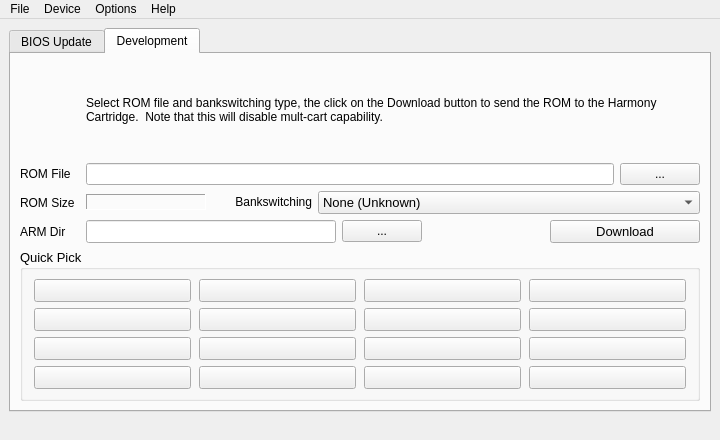
Above: harmonycartwindow.ui from sa666666/harmonycart before the change. Below: the same form after it.
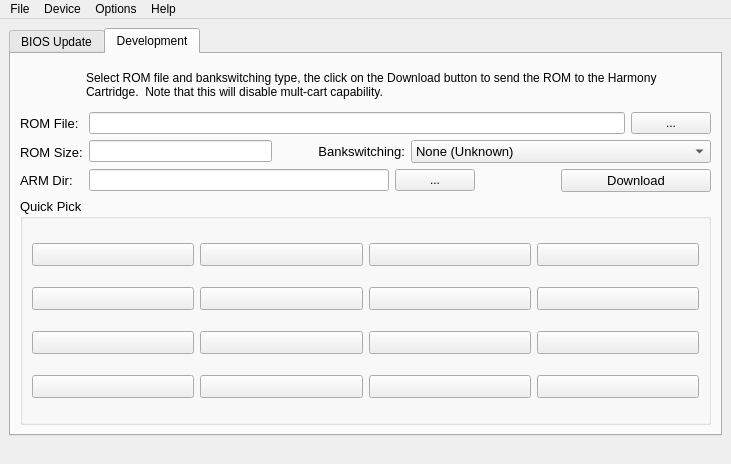
That is the form after the change. The open tabs and pages were chosen to show the change. Icons and pictures are not drawn.

Commit message: Fixed (hopefully) the cutoff text in the UI.

```diff
--- a/harmonycartwindow.ui
+++ b/harmonycartwindow.ui
@@ -6,34 +6,16 @@
    <rect>
     <x>0</x>
     <y>0</y>
-    <width>720</width>
-    <height>440</height>
+    <width>731</width>
+    <height>464</height>
    </rect>
   </property>
   <property name="sizePolicy">
-   <sizepolicy hsizetype="Fixed" vsizetype="Fixed">
+   <sizepolicy hsizetype="Preferred" vsizetype="Preferred">
     <horstretch>0</horstretch>
     <verstretch>0</verstretch>
    </sizepolicy>
   </property>
-  <property name="minimumSize">
-   <size>
-    <width>720</width>
-    <height>440</height>
-   </size>
-  </property>
-  <property name="maximumSize">
-   <size>
-    <width>720</width>
-    <height>440</height>
-   </size>
-  </property>
-  <property name="baseSize">
-   <size>
-    <width>720</width>
-    <height>440</height>
-   </size>
-  </property>
   <property name="windowTitle">
    <string>Harmony Programming Tool</string>
   </property>
@@ -45,21 +27,21 @@
    <bool>false</bool>
   </property>
   <widget class="QWidget" name="centralwidget">
+   <property name="sizePolicy">
+    <sizepolicy hsizetype="Expanding" vsizetype="Expanding">
+     <horstretch>0</horstretch>
+     <verstretch>0</verstretch>
+    </sizepolicy>
+   </property>
    <layout class="QGridLayout" name="gridLayout">
     <item row="0" column="0">
      <widget class="QTabWidget" name="tabWidget">
       <property name="sizePolicy">
-       <sizepolicy hsizetype="Minimum" vsizetype="Expanding">
+       <sizepolicy hsizetype="Expanding" vsizetype="Expanding">
         <horstretch>0</horstretch>
         <verstretch>0</verstretch>
        </sizepolicy>
       </property>
-      <property name="minimumSize">
-       <size>
-        <width>701</width>
-        <height>0</height>
-       </size>
-      </property>
       <property name="currentIndex">
        <number>0</number>
       </property>
@@ -460,10 +442,7 @@
        <attribute name="title">
         <string>Development</string>
        </attribute>
-       <layout class="QVBoxLayout" name="verticalLayout">
-        <property name="spacing">
-         <number>6</number>
-        </property>
+       <layout class="QVBoxLayout" name="verticalLayout_4">
         <item>
          <layout class="QHBoxLayout" name="horizontalLayout">
           <item>
@@ -490,12 +469,6 @@
           </item>
           <item>
            <widget class="QLabel" name="label_2">
-            <property name="minimumSize">
-             <size>
-              <width>600</width>
-              <height>0</height>
-             </size>
-            </property>
             <property name="font">
              <font>
               <pointsize>9</pointsize>
@@ -515,46 +488,60 @@
          </layout>
         </item>
         <item>
-         <layout class="QHBoxLayout" name="horizontalLayout_2">
+         <layout class="QHBoxLayout" name="horizontalLayout_8">
+          <item>
+           <layout class="QVBoxLayout" name="verticalLayout">
           <item>
            <widget class="QLabel" name="label_3">
-            <property name="minimumSize">
-             <size>
-              <width>60</width>
-              <height>0</height>
-             </size>
-            </property>
-            <property name="maximumSize">
-             <size>
-              <width>60</width>
-              <height>16777215</height>
-             </size>
-            </property>
             <property name="font">
              <font>
-              <pointsize>9</pointsize>
+                <pointsize>10</pointsize>
               <kerning>false</kerning>
              </font>
             </property>
             <property name="text">
-             <string>ROM File</string>
+               <string>ROM File:</string>
             </property>
            </widget>
           </item>
+            <item>
+             <widget class="QLabel" name="label_4">
+              <property name="font">
+               <font>
+                <pointsize>10</pointsize>
+               </font>
+              </property>
+              <property name="text">
+               <string>ROM Size:</string>
+              </property>
+             </widget>
+            </item>
+            <item>
+             <widget class="QLabel" name="label_5">
+              <property name="font">
+               <font>
+                <pointsize>10</pointsize>
+               </font>
+              </property>
+              <property name="text">
+               <string>ARM Dir:</string>
+              </property>
+             </widget>
+            </item>
+           </layout>
+          </item>
+          <item>
+           <layout class="QVBoxLayout" name="verticalLayout_3">
+            <item>
+             <layout class="QHBoxLayout" name="horizontalLayout_2">
           <item>
            <widget class="QLineEdit" name="romFileEdit">
             <property name="sizePolicy">
-             <sizepolicy hsizetype="Expanding" vsizetype="Fixed">
+                 <sizepolicy hsizetype="MinimumExpanding" vsizetype="Fixed">
               <horstretch>0</horstretch>
               <verstretch>0</verstretch>
              </sizepolicy>
             </property>
-            <property name="maximumSize">
-             <size>
-              <width>592</width>
-              <height>29</height>
-             </size>
-            </property>
             <property name="toolTip">
              <string>Copy and paste a single-load ROM image.</string>
             </property>
@@ -581,78 +568,49 @@
         <item>
          <layout class="QHBoxLayout" name="horizontalLayout_3">
           <item>
-           <widget class="QLabel" name="label_4">
-            <property name="minimumSize">
-             <size>
-              <width>60</width>
-              <height>0</height>
-             </size>
-            </property>
-            <property name="maximumSize">
-             <size>
-              <width>60</width>
-              <height>16777215</height>
-             </size>
-            </property>
-            <property name="font">
-             <font>
-              <pointsize>9</pointsize>
-             </font>
-            </property>
-            <property name="text">
-             <string>ROM Size</string>
-            </property>
-           </widget>
-          </item>
-          <item>
-           <widget class="QLabel" name="romSizeLabel">
+               <widget class="QLineEdit" name="romSizeLabel">
             <property name="sizePolicy">
-             <sizepolicy hsizetype="Fixed" vsizetype="Fixed">
+                 <sizepolicy hsizetype="MinimumExpanding" vsizetype="Fixed">
               <horstretch>0</horstretch>
               <verstretch>0</verstretch>
              </sizepolicy>
             </property>
-            <property name="minimumSize">
+                <property name="readOnly">
+                 <bool>true</bool>
+                </property>
+               </widget>
+              </item>
+              <item>
+               <spacer name="horizontalSpacer_2">
+                <property name="orientation">
+                 <enum>Qt::Horizontal</enum>
+                </property>
+                <property name="sizeType">
+                 <enum>QSizePolicy::Preferred</enum>
+                </property>
+                <property name="sizeHint" stdset="0">
              <size>
-              <width>120</width>
-              <height>0</height>
-             </size>
-            </property>
-            <property name="toolTip">
-             <string>Size of the chosen ROM image.</string>
-            </property>
-            <property name="frameShape">
-             <enum>QFrame::Panel</enum>
-            </property>
-            <property name="frameShadow">
-             <enum>QFrame::Sunken</enum>
-            </property>
-            <property name="text">
-             <string/>
-            </property>
-           </widget>
+                  <width>40</width>
+                  <height>20</height>
+                 </size>
+                </property>
+               </spacer>
           </item>
           <item>
            <widget class="QLabel" name="label_6">
             <property name="sizePolicy">
-             <sizepolicy hsizetype="Fixed" vsizetype="Fixed">
+                 <sizepolicy hsizetype="Preferred" vsizetype="Preferred">
               <horstretch>0</horstretch>
               <verstretch>0</verstretch>
              </sizepolicy>
             </property>
-            <property name="minimumSize">
-             <size>
-              <width>100</width>
-              <height>0</height>
-             </size>
-            </property>
             <property name="font">
              <font>
-              <pointsize>9</pointsize>
+                  <pointsize>10</pointsize>
              </font>
             </property>
             <property name="text">
-             <string>Bankswitching</string>
+                 <string>Bankswitching:</string>
             </property>
             <property name="alignment">
              <set>Qt::AlignRight|Qt::AlignTrailing|Qt::AlignVCenter</set>
@@ -661,9 +619,15 @@
           </item>
           <item>
            <widget class="QComboBox" name="romBSType">
+                <property name="sizePolicy">
+                 <sizepolicy hsizetype="Expanding" vsizetype="Fixed">
+                  <horstretch>0</horstretch>
+                  <verstretch>0</verstretch>
+                 </sizepolicy>
+                </property>
             <property name="minimumSize">
              <size>
-              <width>200</width>
+                  <width>300</width>
               <height>0</height>
              </size>
             </property>
@@ -819,50 +783,20 @@
         </item>
         <item>
          <layout class="QHBoxLayout" name="horizontalLayout_4">
-          <item>
-           <widget class="QLabel" name="label_5">
-            <property name="minimumSize">
-             <size>
-              <width>60</width>
-              <height>0</height>
-             </size>
-            </property>
-            <property name="maximumSize">
-             <size>
-              <width>60</width>
-              <height>16777215</height>
-             </size>
-            </property>
-            <property name="font">
-             <font>
-              <pointsize>9</pointsize>
-             </font>
-            </property>
-            <property name="text">
-             <string>ARM Dir</string>
-            </property>
-           </widget>
-          </item>
           <item>
            <widget class="QLineEdit" name="armpathFileEdit">
             <property name="sizePolicy">
-             <sizepolicy hsizetype="Expanding" vsizetype="Fixed">
+                 <sizepolicy hsizetype="MinimumExpanding" vsizetype="Fixed">
               <horstretch>0</horstretch>
               <verstretch>0</verstretch>
              </sizepolicy>
             </property>
             <property name="minimumSize">
              <size>
-              <width>250</width>
+                  <width>300</width>
               <height>0</height>
              </size>
             </property>
-            <property name="maximumSize">
-             <size>
-              <width>592</width>
-              <height>29</height>
-             </size>
-            </property>
             <property name="toolTip">
              <string>Copy and paste the location of the 'ARM' files
 for single-load ROM images.</string>
@@ -923,8 +857,18 @@
           </item>
          </layout>
         </item>
+           </layout>
+          </item>
+         </layout>
+        </item>
         <item>
          <widget class="QGroupBox" name="groupBox">
+          <property name="sizePolicy">
+           <sizepolicy hsizetype="Expanding" vsizetype="Expanding">
+            <horstretch>0</horstretch>
+            <verstretch>0</verstretch>
+           </sizepolicy>
+          </property>
           <property name="font">
            <font>
             <pointsize>10</pointsize>
@@ -933,24 +877,23 @@
           <property name="title">
            <string>Quick Pick</string>
           </property>
+          <layout class="QHBoxLayout" name="horizontalLayout_9">
+           <item>
           <layout class="QGridLayout" name="gridLayout_2">
+             <property name="sizeConstraint">
+              <enum>QLayout::SetDefaultConstraint</enum>
+             </property>
            <item row="0" column="0">
             <widget class="QPushButton" name="qp1Button">
              <property name="enabled">
               <bool>true</bool>
              </property>
              <property name="sizePolicy">
-              <sizepolicy hsizetype="Fixed" vsizetype="Fixed">
+                <sizepolicy hsizetype="Preferred" vsizetype="Fixed">
                <horstretch>0</horstretch>
                <verstretch>0</verstretch>
               </sizepolicy>
              </property>
-             <property name="minimumSize">
-              <size>
-               <width>157</width>
-               <height>0</height>
-              </size>
-             </property>
              <property name="contextMenuPolicy">
               <enum>Qt::DefaultContextMenu</enum>
              </property>
@@ -966,17 +909,11 @@
            <item row="0" column="1">
             <widget class="QPushButton" name="qp2Button">
              <property name="sizePolicy">
-              <sizepolicy hsizetype="Fixed" vsizetype="Fixed">
+                <sizepolicy hsizetype="Preferred" vsizetype="Fixed">
                <horstretch>0</horstretch>
                <verstretch>0</verstretch>
               </sizepolicy>
              </property>
-             <property name="minimumSize">
-              <size>
-               <width>157</width>
-               <height>0</height>
-              </size>
-             </property>
              <property name="toolTip">
               <string>Right-click to select ROM Image.
 Left-click to use the chosen ROM.</string>
@@ -989,17 +926,11 @@
            <item row="0" column="2">
             <widget class="QPushButton" name="qp3Button">
              <property name="sizePolicy">
-              <sizepolicy hsizetype="Fixed" vsizetype="Fixed">
+                <sizepolicy hsizetype="Preferred" vsizetype="Fixed">
                <horstretch>0</horstretch>
                <verstretch>0</verstretch>
               </sizepolicy>
              </property>
-             <property name="minimumSize">
-              <size>
-               <width>157</width>
-               <height>0</height>
-              </size>
-             </property>
              <property name="toolTip">
               <string>Right-click to select ROM Image.
 Left-click to use the chosen ROM.</string>
@@ -1012,17 +943,11 @@
            <item row="0" column="3">
             <widget class="QPushButton" name="qp4Button">
              <property name="sizePolicy">
-              <sizepolicy hsizetype="Fixed" vsizetype="Fixed">
+                <sizepolicy hsizetype="Preferred" vsizetype="Fixed">
                <horstretch>0</horstretch>
                <verstretch>0</verstretch>
               </sizepolicy>
              </property>
-             <property name="minimumSize">
-              <size>
-               <width>157</width>
-               <height>0</height>
-              </size>
-             </property>
              <property name="toolTip">
               <string>Right-click to select ROM Image.
 Left-click to use the chosen ROM.</string>
@@ -1034,6 +959,12 @@
            </item>
            <item row="1" column="0">
             <widget class="QPushButton" name="qp5Button">
+               <property name="sizePolicy">
+                <sizepolicy hsizetype="Preferred" vsizetype="Fixed">
+                 <horstretch>0</horstretch>
+                 <verstretch>0</verstretch>
+                </sizepolicy>
+               </property>
              <property name="toolTip">
               <string>Right-click to select ROM Image.
 Left-click to use the chosen ROM.</string>
@@ -1045,6 +976,12 @@
            </item>
            <item row="1" column="1">
             <widget class="QPushButton" name="qp6Button">
+               <property name="sizePolicy">
+                <sizepolicy hsizetype="Preferred" vsizetype="Fixed">
+                 <horstretch>0</horstretch>
+                 <verstretch>0</verstretch>
+                </sizepolicy>
+               </property>
              <property name="toolTip">
               <string>Right-click to select ROM Image.
 Left-click to use the chosen ROM.</string>
@@ -1056,6 +993,12 @@
            </item>
            <item row="1" column="2">
             <widget class="QPushButton" name="qp7Button">
+               <property name="sizePolicy">
+                <sizepolicy hsizetype="Preferred" vsizetype="Fixed">
+                 <horstretch>0</horstretch>
+                 <verstretch>0</verstretch>
+                </sizepolicy>
+               </property>
              <property name="toolTip">
               <string>Right-click to select ROM Image.
 Left-click to use the chosen ROM.</string>
@@ -1067,6 +1010,12 @@
            </item>
            <item row="1" column="3">
             <widget class="QPushButton" name="qp8Button">
+               <property name="sizePolicy">
+                <sizepolicy hsizetype="Preferred" vsizetype="Fixed">
+                 <horstretch>0</horstretch>
+                 <verstretch>0</verstretch>
+                </sizepolicy>
+               </property>
              <property name="toolTip">
               <string>Right-click to select ROM Image.
 Left-click to use the chosen ROM.</string>
@@ -1078,6 +1027,12 @@
            </item>
            <item row="2" column="0">
             <widget class="QPushButton" name="qp9Button">
+               <property name="sizePolicy">
+                <sizepolicy hsizetype="Preferred" vsizetype="Fixed">
+                 <horstretch>0</horstretch>
+                 <verstretch>0</verstretch>
+                </sizepolicy>
+               </property>
              <property name="toolTip">
               <string>Right-click to select ROM Image.
 Left-click to use the chosen ROM.</string>
@@ -1089,6 +1044,12 @@
            </item>
            <item row="2" column="1">
             <widget class="QPushButton" name="qp10Button">
+               <property name="sizePolicy">
+                <sizepolicy hsizetype="Preferred" vsizetype="Fixed">
+                 <horstretch>0</horstretch>
+                 <verstretch>0</verstretch>
+                </sizepolicy>
+               </property>
              <property name="toolTip">
               <string>Right-click to select ROM Image.
 Left-click to use the chosen ROM.</string>
@@ -1100,6 +1061,12 @@
            </item>
            <item row="2" column="2">
             <widget class="QPushButton" name="qp11Button">
+               <property name="sizePolicy">
+                <sizepolicy hsizetype="Preferred" vsizetype="Fixed">
+                 <horstretch>0</horstretch>
+                 <verstretch>0</verstretch>
+                </sizepolicy>
+               </property>
              <property name="toolTip">
               <string>Right-click to select ROM Image.
 Left-click to use the chosen ROM.</string>
@@ -1111,6 +1078,12 @@
            </item>
            <item row="2" column="3">
             <widget class="QPushButton" name="qp12Button">
+               <property name="sizePolicy">
+                <sizepolicy hsizetype="Preferred" vsizetype="Fixed">
+                 <horstretch>0</horstretch>
+                 <verstretch>0</verstretch>
+                </sizepolicy>
+               </property>
              <property name="toolTip">
               <string>Right-click to select ROM Image.
 Left-click to use the chosen ROM.</string>
@@ -1122,6 +1095,12 @@
            </item>
            <item row="3" column="0">
             <widget class="QPushButton" name="qp13Button">
+               <property name="sizePolicy">
+                <sizepolicy hsizetype="Preferred" vsizetype="Fixed">
+                 <horstretch>0</horstretch>
+                 <verstretch>0</verstretch>
+                </sizepolicy>
+               </property>
              <property name="toolTip">
               <string>Right-click to select ROM Image.
 Left-click to use the chosen ROM.</string>
@@ -1133,6 +1112,12 @@
            </item>
            <item row="3" column="1">
             <widget class="QPushButton" name="qp14Button">
+               <property name="sizePolicy">
+                <sizepolicy hsizetype="Preferred" vsizetype="Fixed">
+                 <horstretch>0</horstretch>
+                 <verstretch>0</verstretch>
+                </sizepolicy>
+               </property>
              <property name="toolTip">
               <string>Right-click to select ROM Image.
 Left-click to use the chosen ROM.</string>
@@ -1144,6 +1129,12 @@
            </item>
            <item row="3" column="2">
             <widget class="QPushButton" name="qp15Button">
+               <property name="sizePolicy">
+                <sizepolicy hsizetype="Preferred" vsizetype="Fixed">
+                 <horstretch>0</horstretch>
+                 <verstretch>0</verstretch>
+                </sizepolicy>
+               </property>
              <property name="toolTip">
               <string>Right-click to select ROM Image.
 Left-click to use the chosen ROM.</string>
@@ -1155,6 +1146,12 @@
            </item>
            <item row="3" column="3">
             <widget class="QPushButton" name="qp16Button">
+               <property name="sizePolicy">
+                <sizepolicy hsizetype="Preferred" vsizetype="Fixed">
+                 <horstretch>0</horstretch>
+                 <verstretch>0</verstretch>
+                </sizepolicy>
+               </property>
              <property name="toolTip">
               <string>Right-click to select ROM Image.
 Left-click to use the chosen ROM.</string>
@@ -1163,6 +1160,8 @@
               <string/>
              </property>
             </widget>
+             </item>
+            </layout>
            </item>
           </layout>
          </widget>
@@ -1178,7 +1177,7 @@
     <rect>
      <x>0</x>
      <y>0</y>
-     <width>720</width>
+     <width>731</width>
      <height>30</height>
     </rect>
    </property>
```
Left out of the diff: 60 changed lines with no effect on the pictures. Lines whose indentation alone changed are shown as unchanged. The commit also changes 5 other files.
